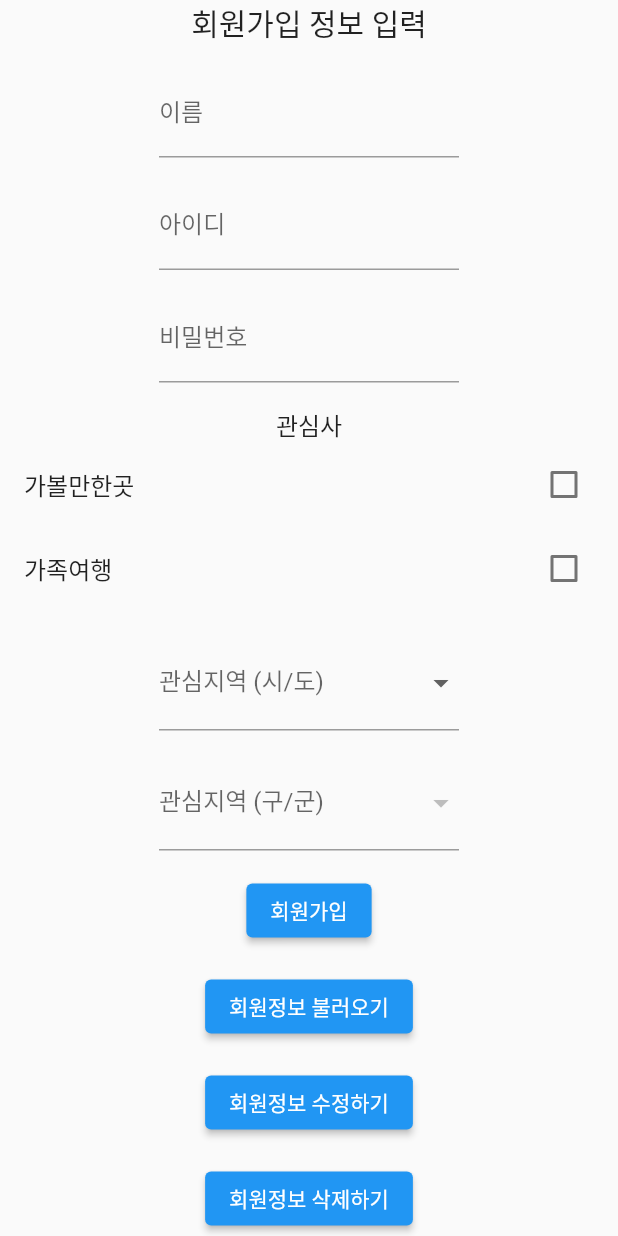
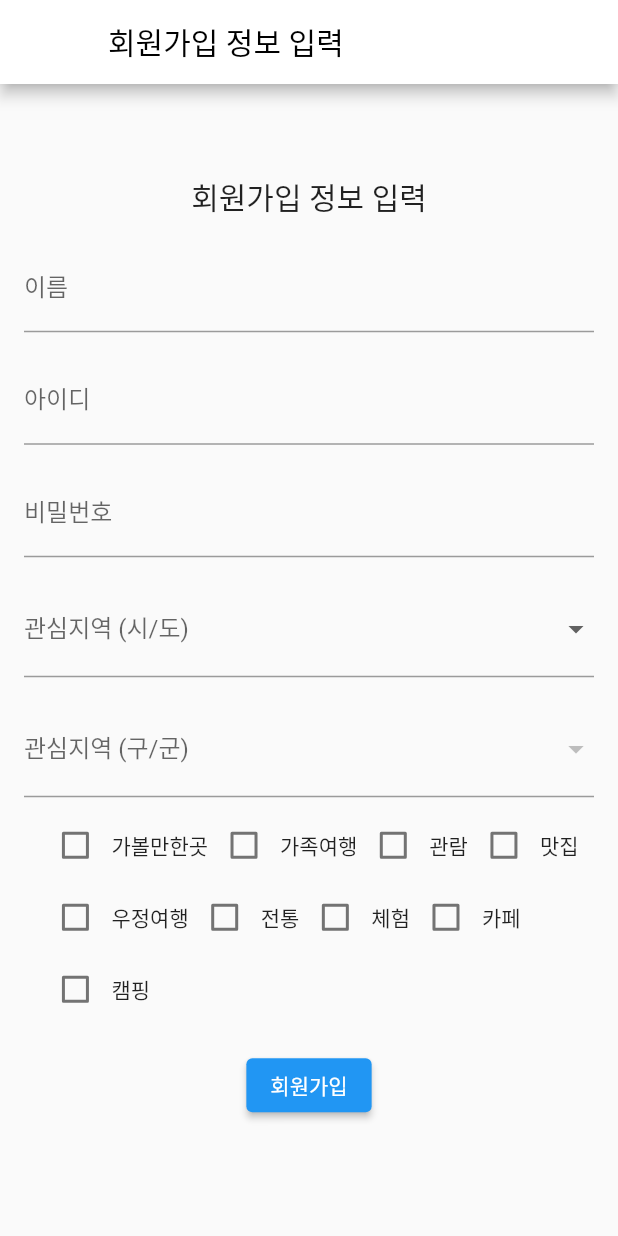
Before and after one commit to sb8919/travelplus_app, a Flutter app: the Join screen opened directly, on a phone screen of 412 x 824 dp. Run offline on Flutter 3.47's test engine with Material 2 defaults, Android fonts, the phone set to English and light mode, and no system bars; our stand-ins replace cached_network_image, dio, flutter_map, font_awesome_flutter, geolocator, latlong2; missing offline and left inert: mysql1; Roboto replaces fonts that are missing (JejuGothic).

Commit message:
회원가입을하고 회원가입 버튼을 눌렀을때 기존 : 회원가입을 축하하는 JoinComplete로 이동 업데이트 : JoinComplete.dart 를 삭제하고 로그인 화면으로 바로 가게 만들었음 이유 : 메모리 사용량 줄이기 위해 + 여러 가지 오류로 꼬임

```diff
--- a/lib/login/join.dart
+++ b/lib/login/join.dart
@@ -1,6 +1,6 @@
 import 'package:flutter/material.dart';
 import 'package:mysql1/mysql1.dart';
-import 'join_complete.dart';
+import 'login.dart';
 
 class Join extends StatefulWidget {
   @override
@@ -25,7 +25,7 @@ class _JoinState extends State<Join> {
 
     try {
       String region = selectedRegion1!; // 선택한 지역(시) 값을 저장합니다.
-      String interestsString = interests.join(','); // 선택한 관심사들을 쉼표로 구분하여 문자열로 변환합니다.
+      String interestsString = interests.join(', '); // 선택한 관심사들을 쉼표로 구분하여 문자열로 변환합니다.
 
       if (selectedRegion2 != null) {
         region += ' ' + selectedRegion2!; // 선택한 지역(구) 값이 있다면 추가합니다.
@@ -38,6 +38,18 @@ class _JoinState extends State<Join> {
 
       if (result.affectedRows! > 0) {
         print('User data saved successfully');
+        Navigator.push(
+          context,
+          MaterialPageRoute(
+            builder: (context) => Login(
+              name: name,
+              id: id,
+              password: password,
+              region: region,
+              interests: interests,
+            ),
+          ),
+        );
       } else {
         print('Failed to save user data');
       }
@@ -63,68 +75,11 @@ class _JoinState extends State<Join> {
       final result = await conn.query('SELECT * FROM User');
 
       for (var row in result) {
-        print('User: ${row['user_name']}, ID: ${row['user_id']}, Password: ${row['user_pw']}, Region: ${row['interest_place']}, Interests: ${row['interest_theme']}');
+        print(
+            'User: ${row['user_name']}, ID: ${row['user_id']}, Password: ${row['user_pw']}, Region: ${row['interest_place']}, Interests: ${row['interest_theme']}');
       }
     } catch (e) {
       print('Error reading user data: $e');
-    } finally {
-      await conn.close();
-    }
-  }
-
-  void updateUserData(int userId, String name, String id, String password) async {
-    final settings = ConnectionSettings(
-      host: 'orion.mokpo.ac.kr',
-      port: 8381,
-      user: 'root',
-      password: 'ScE1234**',
-      db: 'Travelplus',
-    );
-
-    final conn = await MySqlConnection.connect(settings);
-
-    try {
-      final result = await conn.query(
-        'UPDATE User SET user_name = ?, user_id = ?, user_pw = ? WHERE user_id = ?',
-        [name, id, password, userId],
-      );
-
-      if (result.affectedRows! > 0) {
-        print('User data updated successfully');
-      } else {
-        print('Failed to update user data');
-      }
-    } catch (e) {
-      print('Error updating user data: $e');
-    } finally {
-      await conn.close();
-    }
-  }
-
-  void deleteUserData(int userId) async {
-    final settings = ConnectionSettings(
-      host: 'orion.mokpo.ac.kr',
-      port: 8381,
-      user: 'root',
-      password: 'ScE1234**',
-      db: 'Travelplus',
-    );
-
-    final conn = await MySqlConnection.connect(settings);
-
-    try {
-      final result = await conn.query(
-        'DELETE FROM User WHERE user_id = ?',
-        [userId],
-      );
-
-      if (result.affectedRows! > 0) {
-        print('User data deleted successfully');
-      } else {
-        print('Failed to delete user data');
-      }
-    } catch (e) {
-      print('Error deleting user data: $e');
     } finally {
       await conn.close();
     }
@@ -137,8 +92,19 @@ class _JoinState extends State<Join> {
   @override
   Widget build(BuildContext context) {
     return Scaffold(
-      body: SingleChildScrollView(
-        child: Center(
+      appBar: AppBar(
+        title: Text(
+          '회원가입 정보 입력',
+          style: Theme.of(context)
+              .textTheme
+              .headline6!
+              .copyWith(color: Colors.black),
+        ),
+        backgroundColor: Colors.white,
+      ),
+      body: Center(
+        child: SingleChildScrollView(
+          padding: EdgeInsets.all(16.0),
           child: Column(
             mainAxisAlignment: MainAxisAlignment.center,
             children: <Widget>[
@@ -147,79 +113,29 @@ class _JoinState extends State<Join> {
                 style: TextStyle(fontSize: 20),
               ),
               SizedBox(height: 16),
-              SizedBox(
-                width: 200,
-                child: TextFormField(
+              TextFormField(
                 controller: nameController,
                 decoration: InputDecoration(
                   labelText: '이름',
                 ),
               ),
-              ),
               SizedBox(height: 16),
-              SizedBox(
-                width: 200,
-                child: TextFormField(
+              TextFormField(
                 controller: idController,
                 decoration: InputDecoration(
                   labelText: '아이디',
                 ),
               ),
-              ),
               SizedBox(height: 16),
-              SizedBox(
-                width: 200,
-                child: TextFormField(
+              TextFormField(
                 controller: passwordController,
                 decoration: InputDecoration(
                   labelText: '비밀번호',
                 ),
                 obscureText: true,
               ),
-              ),
               SizedBox(height: 16),
-              Column(
-                children: <Widget>[
-                  Padding(
-                    padding: const EdgeInsets.symmetric(horizontal: 16),
-                    child: Text(
-                      '관심사',
-                      style: TextStyle(fontSize: 16),
-                    ),
-                  ),
-                  CheckboxListTile(
-                    title: const Text('가볼만한곳'),
-                    value: interests.contains('가볼만한곳'),
-                    onChanged: (bool? value) {
-                      setState(() {
-                        if (value != null && value) {
-                          interests.add('가볼만한곳');
-                        } else {
-                          interests.remove('가볼만한곳');
-                        }
-                      });
-                    },
-                  ),
-                  CheckboxListTile(
-                    title: const Text('가족여행'),
-                    value: interests.contains('가족여행'),
-                    onChanged: (bool? value) {
-                      setState(() {
-                        if (value != null && value) {
-                          interests.add('가족여행');
-                        } else {
-                          interests.remove('가족여행');
-                        }
-                      });
-                    },
-                  ),
-                  // Add other checkboxes for interests
-                ],
-              ),
-              SizedBox(height: 16),
-              SizedBox(
-                width: 200,
-                child: DropdownButtonFormField<String>(
+              DropdownButtonFormField<String>(
                 value: selectedRegion1,
                 decoration: InputDecoration(
                   labelText: '관심지역 (시/도)',
@@ -242,11 +158,8 @@ class _JoinState extends State<Join> {
                   });
                 },
               ),
-              ),
               SizedBox(height: 16),
-              SizedBox(
-                width: 200,
-                child: DropdownButtonFormField<String>(
+              DropdownButtonFormField<String>(
                 value: selectedRegion2,
                 decoration: InputDecoration(
                   labelText: '관심지역 (구/군)',
@@ -263,6 +176,19 @@ class _JoinState extends State<Join> {
                   });
                 },
               ),
+              SizedBox(height: 8),
+              Wrap(
+                children: [
+                  buildInterestCheckbox('가볼만한곳'),
+                  buildInterestCheckbox('가족여행'),
+                  buildInterestCheckbox('관람'),
+                  buildInterestCheckbox('맛집'),
+                  buildInterestCheckbox('우정여행'),
+                  buildInterestCheckbox('전통'),
+                  buildInterestCheckbox('체험'),
+                  buildInterestCheckbox('카페'),
+                  buildInterestCheckbox('캠핑'),
+                ],
               ),
               SizedBox(height: 16),
               ElevatedButton(
@@ -276,38 +202,33 @@ class _JoinState extends State<Join> {
                 child: Text('회원가입'),
               ),
               SizedBox(height: 16),
-              ElevatedButton(
-                onPressed: () {
-                  readUserData();
-                },
-                child: Text('회원정보 불러오기'),
-              ),
-              SizedBox(height: 16),
-              ElevatedButton(
-                onPressed: () {
-                  int userId = 1; // User ID to update
-                  String name = nameController.text;
-                  String id = idController.text;
-                  String password = passwordController.text;
-
-                  updateUserData(userId, name, id, password);
-                },
-                child: Text('회원정보 수정하기'),
-              ),
-              SizedBox(height: 16),
-              ElevatedButton(
-                onPressed: () {
-                  int userId = 1; // User ID to delete
-
-                  deleteUserData(userId);
-                },
-                child: Text('회원정보 삭제하기'),
-              ),
-              SizedBox(height: 16),
             ],
           ),
         ),
       ),
+    );
+  }
+
+  Widget buildInterestCheckbox(String label) {
+    final bool isChecked = interests.contains(label);
+
+    return Row(
+      mainAxisSize: MainAxisSize.min,
+      children: [
+        Checkbox(
+          value: isChecked,
+          onChanged: (bool? value) {
+            setState(() {
+              if (value != null && value) {
+                interests.add(label);
+              } else {
+                interests.remove(label);
+              }
+            });
+          },
+        ),
+        Text(label),
+      ],
     );
   }
 
@@ -318,14 +239,123 @@ class _JoinState extends State<Join> {
 
     // Add region 2 items based on selected region 1
     if (selectedRegion1 == '서울특별시') {
-      return ['강남구', '강동구', '강북구', '강서구', '관악구', '광진구', '구로구', '금천구', '노원구', '도봉구', '동대문구', '동작구', '마포구', '서대문구', '서초구', '성동구', '성북구', '송파구', '양천구', '영등포구', '용산구', '은평구', '종로구', '중구', '중랑구'];
+      return [
+        '강남구',
+        '강동구',
+        '강북구',
+        '강서구',
+        '관악구',
+        '광진구',
+        '구로구',
+        '금천구',
+        '노원구',
+        '도봉구',
+        '동대문구',
+        '동작구',
+        '마포구',
+        '서대문구',
+        '서초구',
+        '성동구',
+        '성북구',
+        '송파구',
+        '양천구',
+        '영등포구',
+        '용산구',
+        '은평구',
+        '종로구',
+        '중구',
+        '중랑구'
+      ];
     } else if (selectedRegion1 == '부산광역시') {
-      return ['강서구', '금정구', '기장군', '남구', '동구', '동래구', '부산진구', '북구', '사상구', '사하구', '서구', '수영구', '연제구', '영도구', '중구', '해운대구'];
+      return [
+        '강서구',
+        '금정구',
+        '기장군',
+        '남구',
+        '동구',
+        '동래구',
+        '부산진구',
+        '북구',
+        '사상구',
+        '사하구',
+        '서구',
+        '수영구',
+        '연제구',
+        '영도구',
+        '중구',
+        '해운대구'
+      ];
     } else if (selectedRegion1 == '인천광역시') {
-      return ['강화군', '계양구', '남동구', '동구', '미추홀구', '부평구', '서구', '연수구', '옹진군', '중구'];
-    }
-    // Add region 2 items for other city names
-
+      return [
+        '강화군',
+        '계양구',
+        '남동구',
+        '동구',
+        '미추홀구',
+        '부평구',
+        '서구',
+        '연수구',
+        '옹진군',
+        '중구'
+      ];
+    } else {
+      // Add other regions and their sub-regions
       return [];
     }
   }
+}
+
+class JoinComplete extends StatelessWidget {
+  final String name;
+  final String id;
+  final String password;
+  final String region;
+  final List<String> interests;
+
+  JoinComplete({required this.name, required this.id, required this.password, required this.region, required this.interests});
+
+  @override
+  Widget build(BuildContext context) {
+    return Scaffold(
+      appBar: AppBar(
+        title: Text('회원가입 완료'),
+      ),
+      body: Center(
+        child: Column(
+          mainAxisAlignment: MainAxisAlignment.center,
+          children: [
+            Text(
+              '회원가입이 완료되었습니다.',
+              style: TextStyle(fontSize: 20),
+            ),
+            SizedBox(height: 16),
+            Text(
+              '이름: $name',
+              style: TextStyle(fontSize: 16),
+            ),
+            SizedBox(height: 8),
+            Text(
+              '아이디: $id',
+              style: TextStyle(fontSize: 16),
+            ),
+            SizedBox(height: 8),
+            Text(
+              '비밀번호: $password',
+              style: TextStyle(fontSize: 16),
+            ),
+            SizedBox(height: 8),
+            Text(
+              '관심지역: $region',
+              style: TextStyle(fontSize: 16),
+            ),
+            SizedBox(height: 8),
+            Text(
+              '관심사: ${interests.join(", ")}',
+              style: TextStyle(fontSize: 16),
+            ),
+          ],
+        ),
+      ),
+    );
+  }
+}
--- a/lib/login/login.dart
+++ b/lib/login/login.dart
@@ -6,7 +6,7 @@ import '../mainPage.dart';
 
 class Login extends StatefulWidget {
 
-  Login({String? region, String? city});
+  Login({String? region, String? city, required String name, required String id, required String password, required List<String> interests});
 
   @override
   _LoginState createState() => _LoginState();
--- a/lib/logo/logo.dart
+++ b/lib/logo/logo.dart
@@ -87,7 +87,7 @@ class _LogoState extends State<Logo> with SingleTickerProviderStateMixin {
                       Navigator.push(
                         context,
                         MaterialPageRoute(
-                          builder: (BuildContext context) => Login(),
+                          builder: (BuildContext context) => Login(name: '', id: '', password: '', interests: [],),
                         ),
                       );
                     },
```
Also changed, not shown: lib/login/join_complete.dart (deleted, +0 -34 lines), 1 other file. Lines whose indentation alone changed are shown as unchanged.
